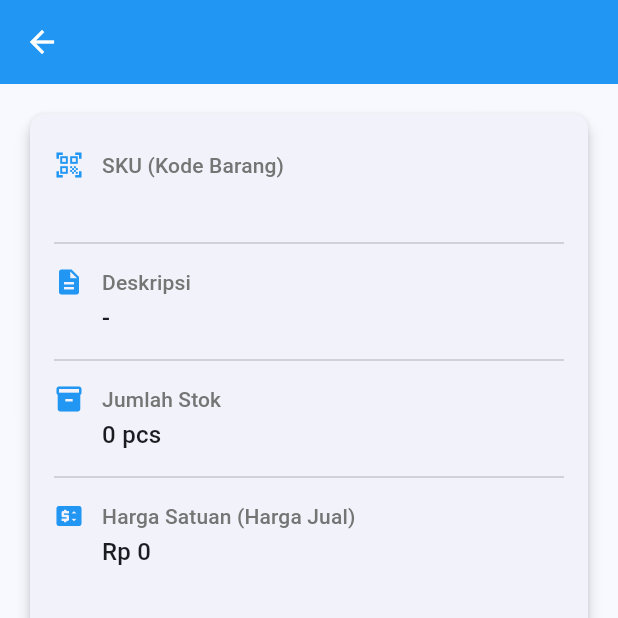
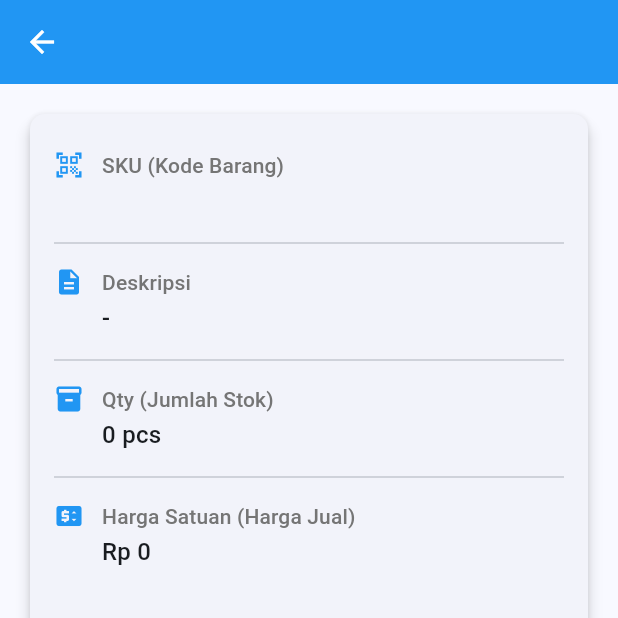
Before and after one commit to billdansr/rosapp, a Flutter app: the ProductDetailScreen screen opened directly with empty values, on a phone screen of 412 x 824 dp, the top half of it. Run offline on Flutter 3.47's test engine with Material 3 defaults, Android fonts, the phone set to English and light mode, and no system bars; our stand-ins replace camera, fl_chart, open_filex, pdf, printing, sqflite_common_ffi; missing offline and left inert: excel, zxing_lib; accounts and stored records are empty.

Commit message:
Refactor screens: update text for clarity and consistency in POS, ProductDetail, RecordPurchase, and SalesReport screens

```diff
--- a/lib/screens/pos_screen.dart
+++ b/lib/screens/pos_screen.dart
@@ -746,11 +746,11 @@ class _PosScreenState extends State<PosScreen> {
                         borderRadius: BorderRadius.circular(8),
                       ),
                       child: const Text(
-                        'Posisikan barcode dalam frame dan tunggu...',
+                        'Posisikan Barcode atau QR Code dalam frame dan tunggu...',
                         textAlign: TextAlign.center,
                         style: TextStyle(
                           color: Colors.white,
-                          fontSize: 14,
+                          fontSize: 10,
                           fontWeight: FontWeight.bold,
                         ),
                       ),
--- a/lib/screens/product_detail_screen.dart
+++ b/lib/screens/product_detail_screen.dart
@@ -61,7 +61,7 @@ class ProductDetailScreen extends StatelessWidget {
                 const Divider(),
                 _buildDetailRow(context, Icons.description, 'Deskripsi', (product.description != null && product.description!.isNotEmpty) ? product.description! : '-'),
                 const Divider(),
-                _buildDetailRow(context, Icons.inventory_2, 'Jumlah Stok', '${product.quantity} pcs'),
+                _buildDetailRow(context, Icons.inventory_2, 'Qty (Jumlah Stok)', '${product.quantity} pcs'),
                 const Divider(),
                 _buildDetailRow(context, Icons.price_change, 'Harga Satuan (Harga Jual)', currency.format(product.unitPrice)),
                 const SizedBox(height: 24),
--- a/lib/screens/sales_report_screen.dart
+++ b/lib/screens/sales_report_screen.dart
@@ -668,7 +668,7 @@ class _SalesReportScreenState extends State<SalesReportScreen> {
                                 ),
                                 subtitle: Text(
                                   'Supplier: ${purchase.supplierName ?? "-"}\n'
-                                  'Tgl: ${DateFormat('dd MMM yyyy').format(purchase.purchaseDate)} | Jml: ${purchase.quantityPurchased} @ ${currencyFormatter.format(purchase.purchasePricePerUnit)}'
+                                  'Tgl. ${DateFormat('dd MMM yyyy').format(purchase.purchaseDate)} | Qty. ${purchase.quantityPurchased} @ ${currencyFormatter.format(purchase.purchasePricePerUnit)}'
                                 ),
                                 isThreeLine: true,
                               );
```
Also changed, not shown: lib/screens/record_purchase_screen.dart (+7 -7 lines).
